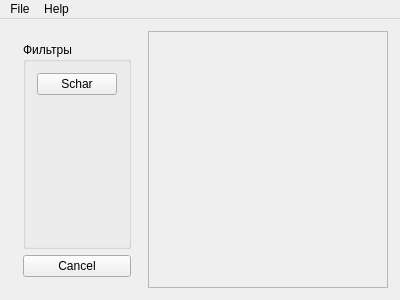
First picture: the form in qt-creator/lab04/mainwindow.ui, repository DaZzz/croos-platform-apps, before the edit.
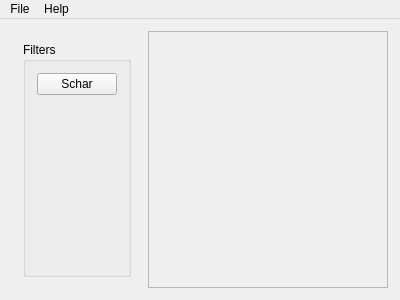
Second picture: the form after the edit.

```diff
--- a/qt-creator/lab04/mainwindow.ui
+++ b/qt-creator/lab04/mainwindow.ui
@@ -45,7 +45,7 @@
           </size>
          </property>
          <property name="title">
-          <string>Фильтры</string>
+          <string>Filters</string>
          </property>
          <layout class="QHBoxLayout" name="horizontalLayout">
           <item alignment="Qt::AlignTop">
@@ -58,13 +58,6 @@
          </layout>
         </widget>
        </item>
-       <item>
-        <widget class="QPushButton" name="pushButton_2">
-         <property name="text">
-          <string>Cancel</string>
-         </property>
-        </widget>
-       </item>
       </layout>
      </widget>
     </item>
```
Left out of the diff: 2 changed lines with no effect on the pictures.
